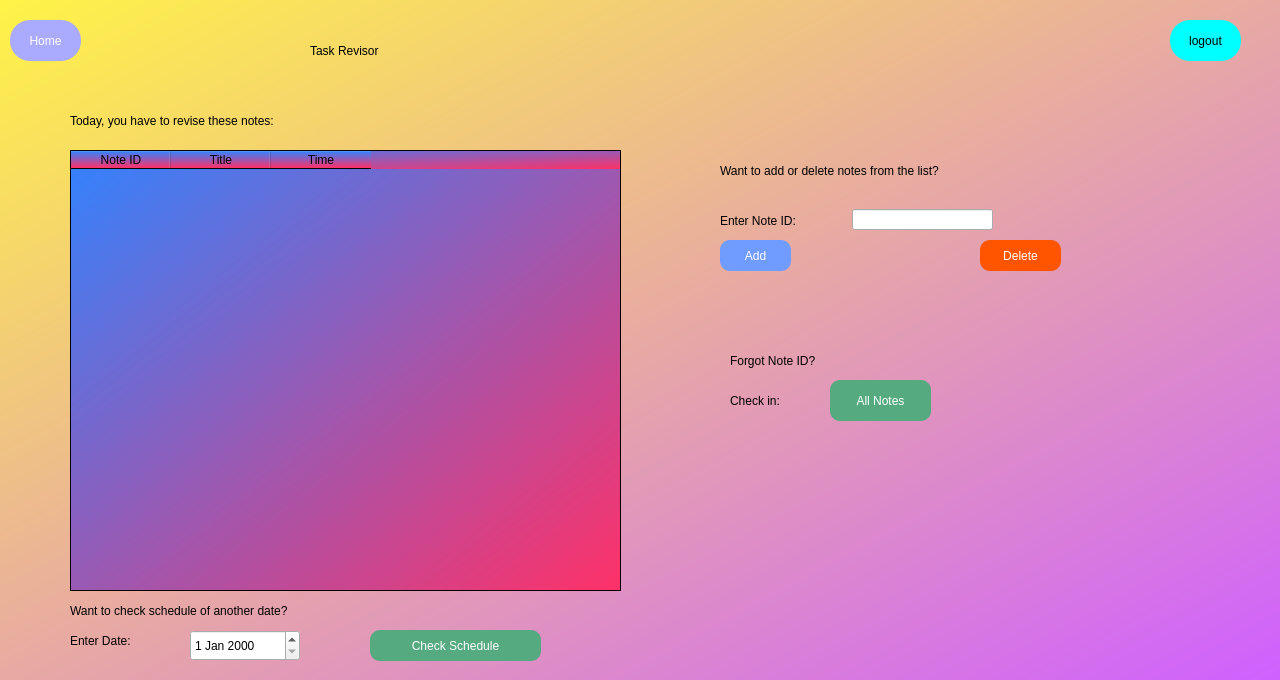
Before: the Qt Designer form todayschedule.ui in jayeshkrt/NotesRevisor, drawn with Qt 5.
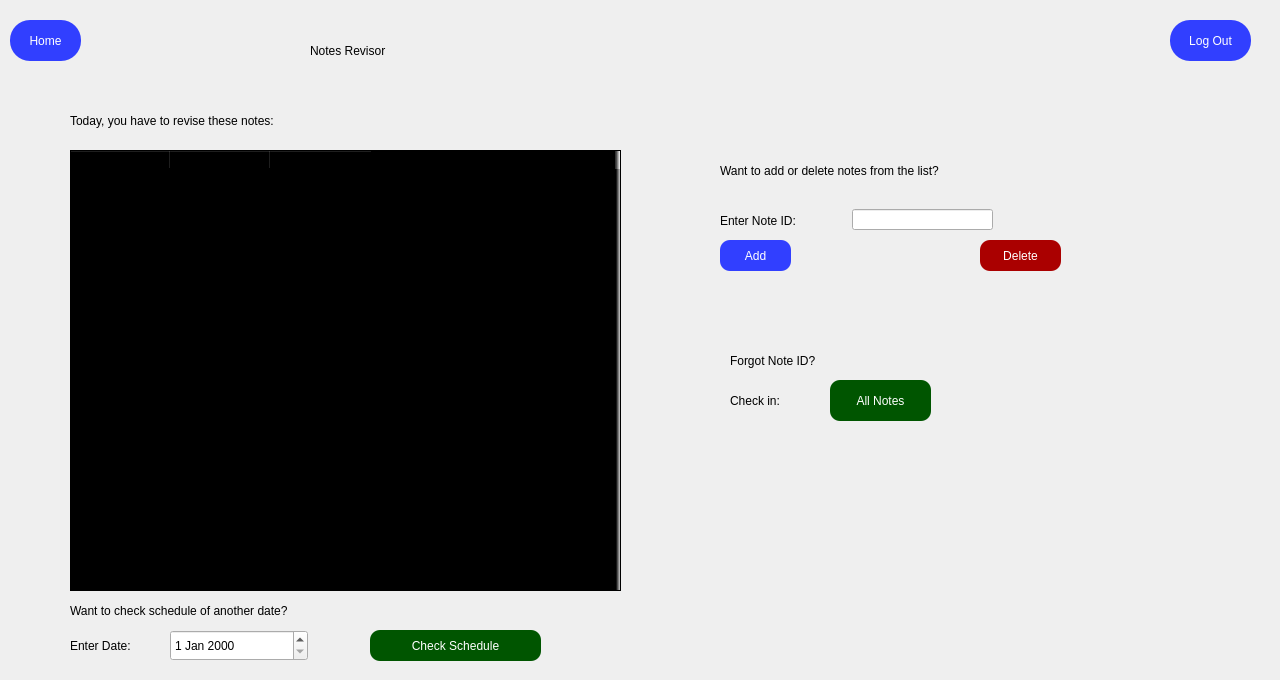
After: the same form once the commit is applied.

Commit message: Introduced dark mode. Fixed color changes

The edit to the form file:
```diff
--- a/todayschedule.ui
+++ b/todayschedule.ui
@@ -24,7 +24,7 @@
    </property>
    <property name="styleSheet">
     <string notr="true">QWidget#bgwidget{
-background-color: qlineargradient(spread:pad, x1:0, y1:0, x2:1, y2:1, stop:0 rgba(255, 243, 71, 255), stop:1 rgba(207, 96, 255, 255));}</string>
+background-color: qradialgradient(spread:pad, cx:0.5, cy:0.5, radius:0.5, fx:0.5, fy:0.5, stop:0.15534 rgba(101, 101, 101, 255), stop:0.456311 rgba(0, 0, 0, 255))qconicalgradient(cx:0.5, cy:0.5, angle:203.9, stop:0.951691 rgba(0, 0, 0, 255), stop:1 rgba(255, 255, 255, 255));}</string>
    </property>
    <widget class="QLabel" name="label">
     <property name="geometry">
@@ -47,7 +47,7 @@
      <rect>
       <x>310</x>
       <y>30</y>
-      <width>271</width>
+      <width>341</width>
       <height>41</height>
      </rect>
     </property>
@@ -56,7 +56,7 @@
 color: qlineargradient(spread:pad, x1:0, y1:1, x2:0, y2:0, stop:0 rgba(0, 0, 0, 255), stop:0.05 rgba(14, 8, 73, 255), stop:0.36 rgba(28, 17, 145, 255), stop:0.6 rgba(126, 14, 81, 255), stop:0.75 rgba(234, 11, 11, 255), stop:0.79 rgba(244, 70, 5, 255), stop:0.86 rgba(255, 136, 0, 255), stop:0.935 rgba(239, 236, 55, 255));</string>
     </property>
     <property name="text">
-     <string>Task Revisor</string>
+     <string>Notes Revisor</string>
     </property>
    </widget>
    <widget class="QLabel" name="error">
@@ -87,7 +87,7 @@
     </property>
     <property name="styleSheet">
      <string notr="true">border-radius: 20px;
-background-color: rgb(170, 170, 255);
+background-color: rgb(49, 63, 255);
 color: rgb(255, 255, 255);
 font: 12pt &quot;Arial&quot;;</string>
     </property>
@@ -122,7 +122,7 @@
      </rect>
     </property>
     <property name="styleSheet">
-     <string notr="true">background-color: qlineargradient(spread:pad, x1:0, y1:0, x2:1, y2:1, stop:0 rgba(49, 131, 255, 255), stop:1 rgba(255, 49, 104, 255));</string>
+     <string notr="true">background-color: qlineargradient(spread:reflect, x1:0, y1:0, x2:1, y2:0, stop:0.990291 rgba(0, 0, 0, 255), stop:1 rgba(255, 255, 255, 255));</string>
     </property>
     <column>
      <property name="text">
@@ -169,7 +169,7 @@
      <string notr="true">color: rgb(255, 255, 255);
 border-radius: 10px;
 font: 16pt &quot;Arial&quot;;
-background-color: rgb(85, 170, 127);</string>
+background-color: rgb(0, 85, 0);</string>
     </property>
     <property name="text">
      <string>All Notes</string>
@@ -230,7 +230,7 @@
      <string notr="true">color: rgb(255, 255, 255);
 border-radius: 10px;
 font: 16pt &quot;Arial&quot;;
-background-color: rgb(112, 155, 255);</string>
+background-color: rgb(49, 63, 255);</string>
     </property>
     <property name="text">
      <string>Add</string>
@@ -249,7 +249,7 @@
      <string notr="true">color: rgb(255, 255, 255);
 border-radius: 10px;
 font: 16pt &quot;Arial&quot;;
-background-color: rgb(255, 85, 0);</string>
+background-color: rgb(170, 0, 0);</string>
     </property>
     <property name="text">
      <string>Delete</string>
@@ -307,9 +307,9 @@
     <property name="geometry">
      <rect>
       <x>70</x>
-      <y>620</y>
+      <y>630</y>
       <width>101</width>
-      <height>41</height>
+      <height>31</height>
      </rect>
     </property>
     <property name="styleSheet">
@@ -322,9 +322,9 @@
    <widget class="QDateEdit" name="dateEdit">
     <property name="geometry">
      <rect>
-      <x>190</x>
+      <x>170</x>
       <y>630</y>
-      <width>110</width>
+      <width>138</width>
       <height>31</height>
      </rect>
     </property>
@@ -343,7 +343,7 @@
     </property>
     <property name="styleSheet">
      <string notr="true">color: rgb(255, 255, 255);
-background-color: rgb(85, 170, 127);
+background-color: rgb(0, 85, 0);
 border-radius: 10px;
 font: 16pt &quot;Arial&quot;;</string>
     </property>
@@ -356,17 +356,18 @@
      <rect>
       <x>1170</x>
       <y>20</y>
-      <width>71</width>
+      <width>81</width>
       <height>41</height>
      </rect>
     </property>
     <property name="styleSheet">
      <string notr="true">border-radius: 20px;
-background-color: rgb(0, 255, 255);
-font: 12pt &quot;Arial&quot;;</string>
+background-color: rgb(49, 63, 255);
+color: rgb(255, 255, 255);
+font: 14pt &quot;Arial&quot;;</string>
     </property>
     <property name="text">
-     <string>logout</string>
+     <string>Log Out</string>
     </property>
    </widget>
   </widget>
```
Left out of the diff: 5 changed lines with no effect on the pictures. The commit also changes 8 other files.
